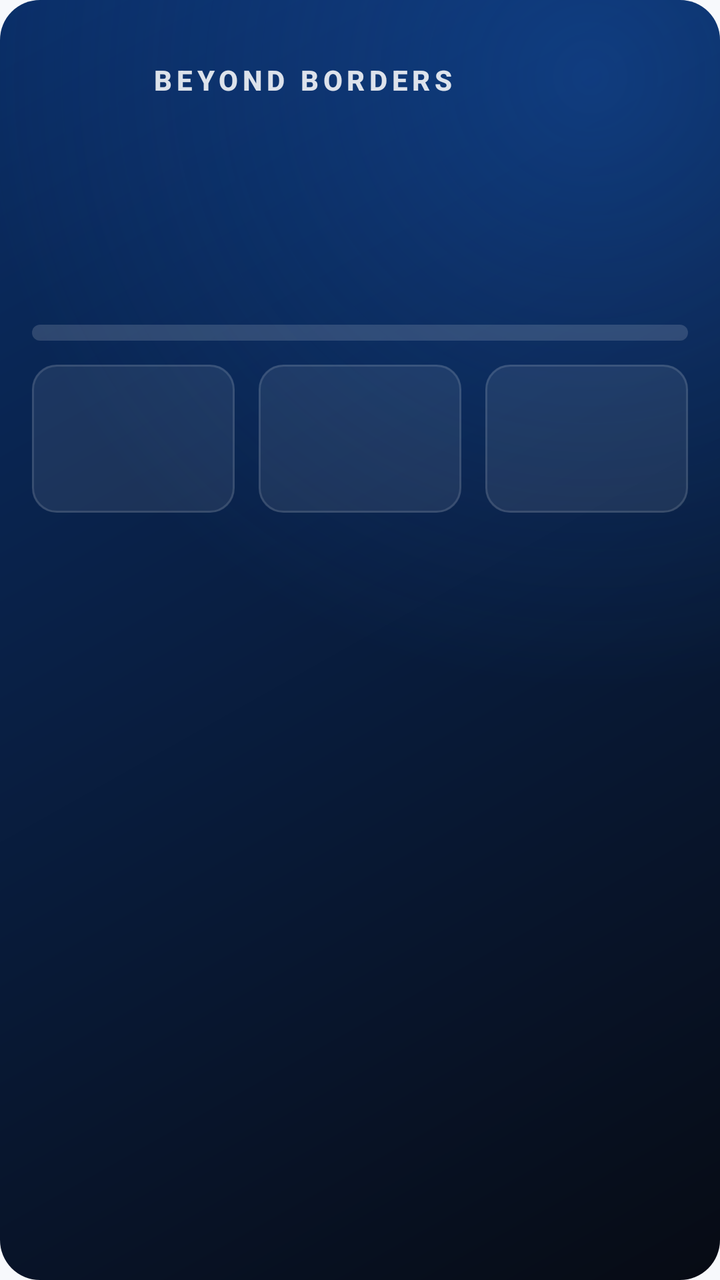
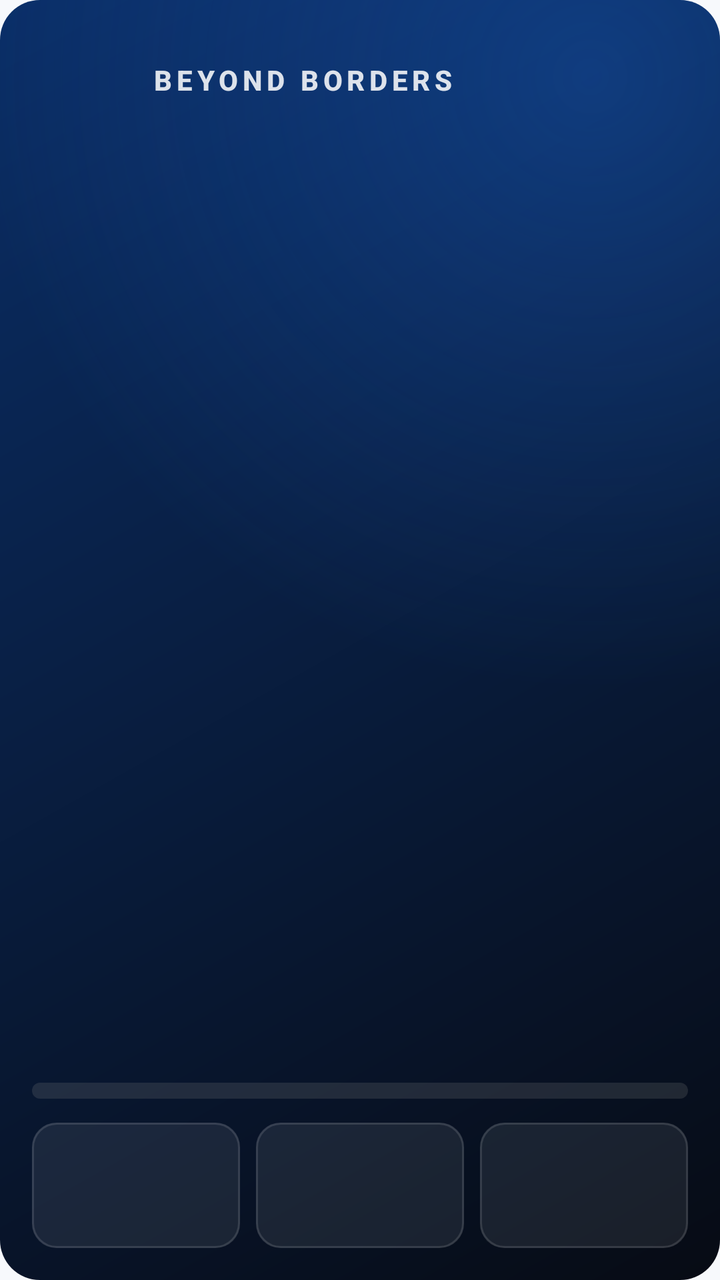

The first picture is an Android layout as it rendered before a commit; the second is the same layout after the commit. The layout source and the unified diff follow.
<!-- AndroidManifest.xml: application theme Theme.BeyondBorders -->
<!-- res/layout/travel_widget_large.xml -->
<?xml version="1.0" encoding="utf-8"?>
<LinearLayout xmlns:android="http://schemas.android.com/apk/res/android"
    android:id="@+id/widget_root"
    android:layout_width="match_parent"
    android:layout_height="match_parent"
    android:background="@drawable/widget_background_brand"
    android:orientation="vertical"
    android:padding="16dp">

    
    <LinearLayout
        android:layout_width="match_parent"
        android:layout_height="wrap_content"
        android:orientation="horizontal"
        android:gravity="center_vertical"
        android:layout_marginBottom="12dp">

        <ImageView
            android:id="@+id/widget_logo"
            android:layout_width="48dp"
            android:layout_height="48dp"
            android:scaleType="centerCrop"
            android:contentDescription="@null" />

        <TextView
            android:id="@+id/widget_wordmark"
            android:layout_width="wrap_content"
            android:layout_height="wrap_content"
            android:layout_marginStart="12dp"
            android:text="@string/widget_wordmark"
            android:textColor="#DBFFFFFF"
            android:textSize="14sp"
            android:fontFamily="sans-serif-medium"
            android:textStyle="bold"
            android:letterSpacing="0.16" />

    </LinearLayout>

    
    <TextView
        android:id="@+id/widget_headline"
        android:layout_width="wrap_content"
        android:layout_height="wrap_content"
        android:textColor="#FFFFFF"
        android:textSize="40sp"
        android:fontFamily="sans-serif-black"
        android:textStyle="bold" />

    <TextView
        android:id="@+id/widget_label"
        android:layout_width="wrap_content"
        android:layout_height="wrap_content"
        android:layout_marginTop="2dp"
        android:textColor="#B9FFFFFF"
        android:textSize="14sp" />

    
    <ProgressBar
        android:id="@+id/widget_progress"
        style="?android:attr/progressBarStyleHorizontal"
        android:layout_width="match_parent"
        android:layout_height="8dp"
        android:layout_marginTop="12dp"
        android:progressDrawable="@drawable/widget_progress"
        android:max="100" />

    
    <LinearLayout
        android:layout_width="match_parent"
        android:layout_height="wrap_content"
        android:layout_marginTop="12dp"
        android:orientation="horizontal"
        android:baselineAligned="false">

        <LinearLayout
            android:id="@+id/widget_tile_1"
            android:layout_width="0dp"
            android:layout_height="wrap_content"
            android:layout_weight="1"
            android:layout_marginEnd="6dp"
            android:background="@drawable/widget_stat_tile"
            android:orientation="vertical"
            android:gravity="center"
            android:padding="12dp">

            <TextView
                android:id="@+id/widget_tile_1_value"
                android:layout_width="wrap_content"
                android:layout_height="wrap_content"
                android:textColor="#FFFFFF"
                android:textSize="24sp"
                android:fontFamily="sans-serif-black"
                android:textStyle="bold" />

            <TextView
                android:id="@+id/widget_tile_1_label"
                android:layout_width="wrap_content"
                android:layout_height="wrap_content"
                android:layout_marginTop="4dp"
                android:textColor="#9DFFFFFF"
                android:textSize="10sp"
                android:fontFamily="sans-serif-medium"
                android:textStyle="bold"
                android:letterSpacing="0.16" />

        </LinearLayout>

        <LinearLayout
            android:id="@+id/widget_tile_2"
            android:layout_width="0dp"
            android:layout_height="wrap_content"
            android:layout_weight="1"
            android:layout_marginStart="6dp"
            android:layout_marginEnd="6dp"
            android:background="@drawable/widget_stat_tile"
            android:orientation="vertical"
            android:gravity="center"
            android:padding="12dp">

            <TextView
                android:id="@+id/widget_tile_2_value"
                android:layout_width="wrap_content"
                android:layout_height="wrap_content"
                android:textColor="#FFFFFF"
                android:textSize="24sp"
                android:fontFamily="sans-serif-black"
                android:textStyle="bold" />

            <TextView
                android:id="@+id/widget_tile_2_label"
                android:layout_width="wrap_content"
                android:layout_height="wrap_content"
                android:layout_marginTop="4dp"
                android:textColor="#9DFFFFFF"
                android:textSize="10sp"
                android:fontFamily="sans-serif-medium"
                android:textStyle="bold"
                android:letterSpacing="0.16" />

        </LinearLayout>

        <LinearLayout
            android:id="@+id/widget_tile_3"
            android:layout_width="0dp"
            android:layout_height="wrap_content"
            android:layout_weight="1"
            android:layout_marginStart="6dp"
            android:background="@drawable/widget_stat_tile"
            android:orientation="vertical"
            android:gravity="center"
            android:padding="12dp">

            <TextView
                android:id="@+id/widget_tile_3_value"
                android:layout_width="wrap_content"
                android:layout_height="wrap_content"
                android:textColor="#FFFFFF"
                android:textSize="24sp"
                android:fontFamily="sans-serif-black"
                android:textStyle="bold" />

            <TextView
                android:id="@+id/widget_tile_3_label"
                android:layout_width="wrap_content"
                android:layout_height="wrap_content"
                android:layout_marginTop="4dp"
                android:textColor="#9DFFFFFF"
                android:textSize="10sp"
                android:fontFamily="sans-serif-medium"
                android:textStyle="bold"
                android:letterSpacing="0.16" />

        </LinearLayout>

    </LinearLayout>

</LinearLayout>
<!-- resources referenced by this layout -->
<resources>
  <!-- drawable widget_background_brand (drawable) -->
  <?xml version="1.0" encoding="utf-8"?>
  <layer-list xmlns:android="http://schemas.android.com/apk/res/android">
      
      <item>
          <shape android:shape="rectangle">
              <corners android:radius="20dp" />
              <gradient
                  android:angle="315"
                  android:startColor="@color/brand_deep"
                  android:endColor="@color/brand_ink"
                  android:type="linear" />
          </shape>
      </item>
      
      <item>
          <shape android:shape="rectangle">
              <corners android:radius="20dp" />
              <gradient
                  android:type="radial"
                  android:gradientRadius="85%p"
                  android:centerX="0.82"
                  android:centerY="0.06"
                  android:startColor="#4D1E6FE3"
                  android:endColor="#00000000" />
          </shape>
      </item>
  </layer-list>
  <!-- drawable widget_progress (drawable) -->
  <?xml version="1.0" encoding="utf-8"?>
  <layer-list xmlns:android="http://schemas.android.com/apk/res/android">
      
      <item android:id="@android:id/background">
          <shape android:shape="rectangle">
              <corners android:radius="100dp" />
              <solid android:color="#26FFFFFF" />
          </shape>
      </item>
      
      <item android:id="@android:id/progress">
          <clip>
              <shape android:shape="rectangle">
                  <corners android:radius="100dp" />
                  <gradient
                      android:angle="0"
                      android:startColor="@color/brand_azure"
                      android:endColor="@color/brand_teal"
                      android:type="linear" />
              </shape>
          </clip>
      </item>
  </layer-list>
  <!-- drawable widget_stat_tile (drawable) -->
  <?xml version="1.0" encoding="utf-8"?>
  <layer-list xmlns:android="http://schemas.android.com/apk/res/android">
      
      <item>
          <shape android:shape="rectangle">
              <corners android:radius="12dp" />
              <solid android:color="#14FFFFFF" />
          </shape>
      </item>
      
      <item>
          <shape android:shape="rectangle">
              <corners android:radius="12dp" />
              <stroke
                  android:width="1dp"
                  android:color="#1FFFFFFF" />
          </shape>
      </item>
  </layer-list>
  <string name="widget_wordmark">BEYOND BORDERS</string>
  <style name="Theme.BeyondBorders" parent="Theme.AppCompat.DayNight.NoActionBar">
          <item name="android:windowBackground">@color/window_background</item>
      </style>
  <color name="brand_deep">#0A2E67</color>
  <color name="brand_ink">#070B14</color>
  <color name="brand_azure">#1E6FE3</color>
  <color name="brand_teal">#0F8A7E</color>
  <color name="window_background">#F7F9FC</color>
</resources>

<!-- the commit's change to res/layout/travel_widget_large.xml (unified diff, before → after) -->
@@ -35,6 +35,12 @@
             android:letterSpacing="0.16" />
 
     </LinearLayout>
+
+    
+    <FrameLayout
+        android:layout_width="match_parent"
+        android:layout_height="0dp"
+        android:layout_weight="1" />
 
     
     <TextView
@@ -77,11 +83,11 @@
             android:layout_width="0dp"
             android:layout_height="wrap_content"
             android:layout_weight="1"
-            android:layout_marginEnd="6dp"
+            android:layout_marginEnd="4dp"
             android:background="@drawable/widget_stat_tile"
             android:orientation="vertical"
             android:gravity="center"
-            android:padding="12dp">
+            android:padding="8dp">
 
             <TextView
                 android:id="@+id/widget_tile_1_value"
@@ -96,12 +102,12 @@
                 android:id="@+id/widget_tile_1_label"
                 android:layout_width="wrap_content"
                 android:layout_height="wrap_content"
-                android:layout_marginTop="4dp"
+                android:layout_marginTop="2dp"
                 android:textColor="#9DFFFFFF"
-                android:textSize="10sp"
+                android:textSize="9sp"
                 android:fontFamily="sans-serif-medium"
                 android:textStyle="bold"
-                android:letterSpacing="0.16" />
+                android:letterSpacing="0.06" />
 
         </LinearLayout>
 
@@ -110,12 +116,12 @@
             android:layout_width="0dp"
             android:layout_height="wrap_content"
             android:layout_weight="1"
-            android:layout_marginStart="6dp"
-            android:layout_marginEnd="6dp"
+            android:layout_marginStart="4dp"
+            android:layout_marginEnd="4dp"
             android:background="@drawable/widget_stat_tile"
             android:orientation="vertical"
             android:gravity="center"
-            android:padding="12dp">
+            android:padding="8dp">
 
             <TextView
                 android:id="@+id/widget_tile_2_value"
@@ -130,12 +136,12 @@
                 android:id="@+id/widget_tile_2_label"
                 android:layout_width="wrap_content"
                 android:layout_height="wrap_content"
-                android:layout_marginTop="4dp"
+                android:layout_marginTop="2dp"
                 android:textColor="#9DFFFFFF"
-                android:textSize="10sp"
+                android:textSize="9sp"
                 android:fontFamily="sans-serif-medium"
                 android:textStyle="bold"
-                android:letterSpacing="0.16" />
+                android:letterSpacing="0.06" />
 
         </LinearLayout>
 
@@ -144,11 +150,11 @@
             android:layout_width="0dp"
             android:layout_height="wrap_content"
             android:layout_weight="1"
-            android:layout_marginStart="6dp"
+            android:layout_marginStart="4dp"
             android:background="@drawable/widget_stat_tile"
             android:orientation="vertical"
             android:gravity="center"
-            android:padding="12dp">
+            android:padding="8dp">
 
             <TextView
                 android:id="@+id/widget_tile_3_value"
@@ -163,12 +169,12 @@
                 android:id="@+id/widget_tile_3_label"
                 android:layout_width="wrap_content"
                 android:layout_height="wrap_content"
-                android:layout_marginTop="4dp"
+                android:layout_marginTop="2dp"
                 android:textColor="#9DFFFFFF"
-                android:textSize="10sp"
+                android:textSize="9sp"
                 android:fontFamily="sans-serif-medium"
                 android:textStyle="bold"
-                android:letterSpacing="0.16" />
+                android:letterSpacing="0.06" />
 
         </LinearLayout>
 
<!-- resource entries referenced after the edit -->
@@ -35,7 +35,7 @@
       <item android:id="@android:id/background">
           <shape android:shape="rectangle">
               <corners android:radius="100dp" />
-              <solid android:color="#26FFFFFF" />
+              <solid android:color="#38808080" />
           </shape>
       </item>
       
